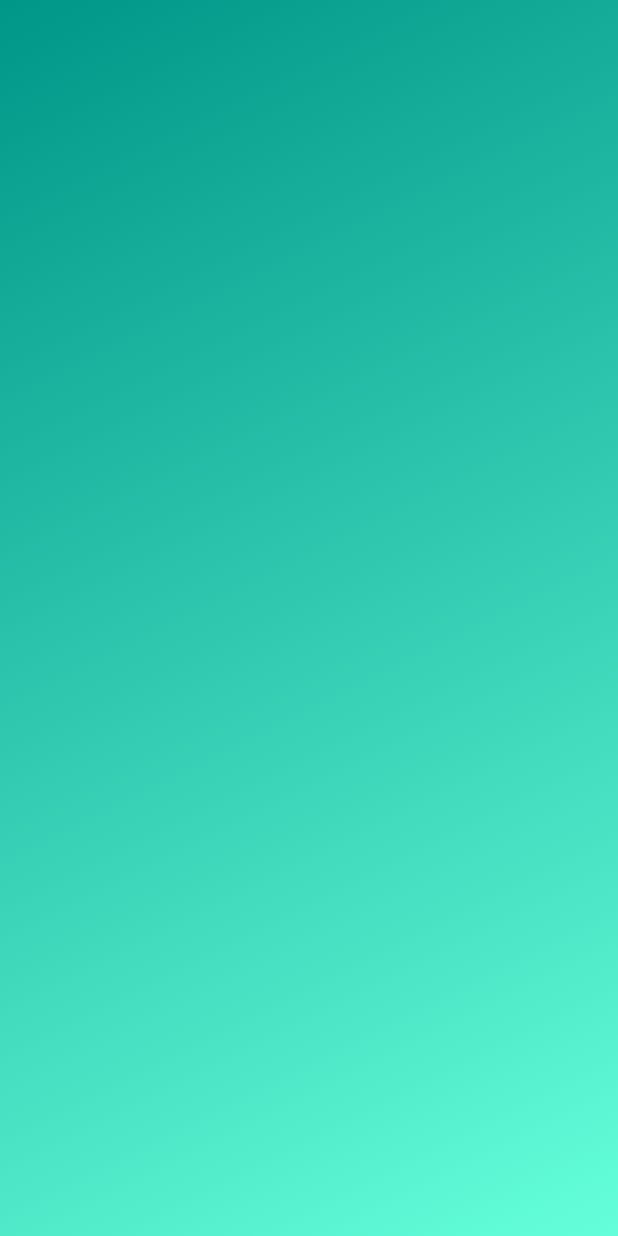
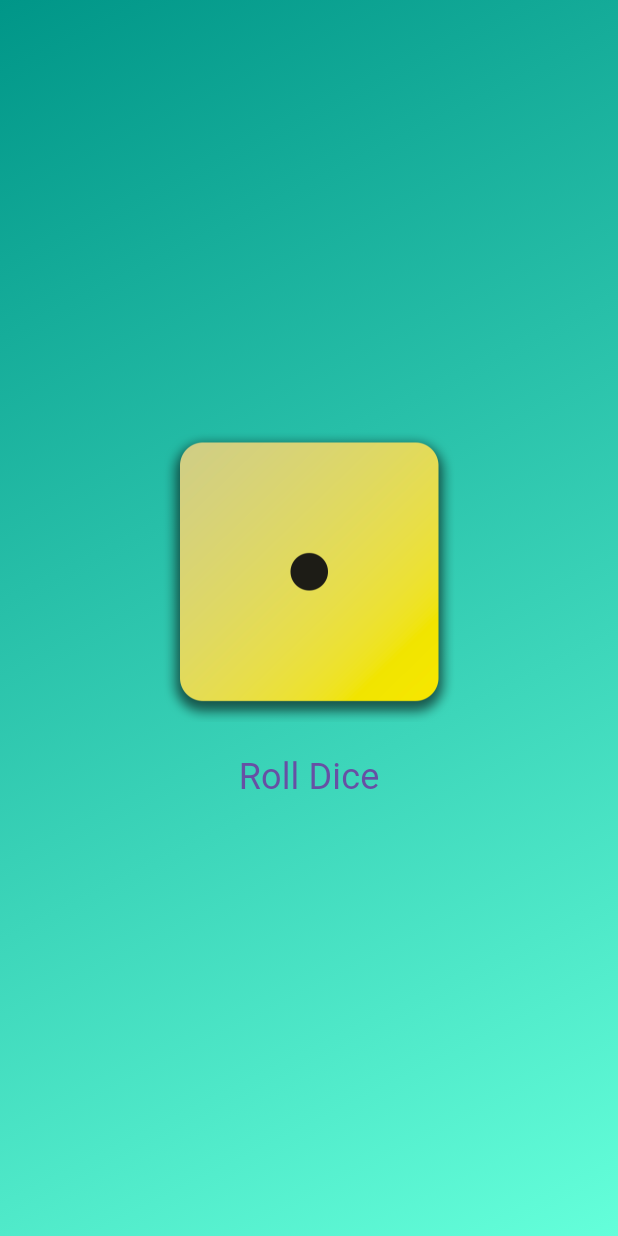
Before and after one commit to ashikmoinul/roll_dice_app, a Flutter app: the screen it shows after launch, on a phone screen of 412 x 824 dp. Run offline on Flutter 3.47's test engine with Material 3 defaults, Android fonts, the phone set to English and light mode, and no system bars; our stand-ins replace device_preview.

Commit message:
Complete the roll dice app

```diff
--- /dev/null
+++ b/lib/components/dice_roller.dart
@@ -0,0 +1,38 @@
+import 'package:flutter/material.dart';
+import 'dart:math';
+
+class DiceRoller extends StatefulWidget {
+  const DiceRoller({super.key});
+
+  @override
+  State<DiceRoller> createState() => _DiceRollerState();
+}
+
+class _DiceRollerState extends State<DiceRoller> {
+  var currentDice = 1;
+
+  // Random Number of Dice
+  void rollDice() {
+    setState(() {
+      currentDice = Random().nextInt(6) + 1;
+    });
+  }
+
+  @override
+  Widget build(BuildContext context) {
+    return Column(
+      mainAxisAlignment: MainAxisAlignment.center,
+      children: [
+        Center(child: Image.asset('images/dice-$currentDice.png', width: 200)),
+        SizedBox(height: 12),
+        TextButton(
+          onPressed: rollDice,
+          child: Text(
+            'Roll Dice',
+            style: TextStyle(fontSize: 24, fontWeight: FontWeight.w400),
+          ),
+        ),
+      ],
+    );
+  }
+}
--- /dev/null
+++ b/lib/components/gradient_container.dart
@@ -0,0 +1,26 @@
+import 'package:flutter/material.dart';
+import 'package:roll_dice_app/components/dice_roller.dart';
+
+const startAlignment = Alignment.topLeft;
+const endAlignment = Alignment.bottomRight;
+
+class GradientContainer extends StatelessWidget {
+  final Color color1;
+  final Color color2;
+
+  const GradientContainer(this.color1, this.color2, {super.key});
+
+  @override
+  Widget build(BuildContext context) {
+    return Container(
+      decoration: BoxDecoration(
+        gradient: LinearGradient(
+          begin: startAlignment,
+          end: endAlignment,
+          colors: [color1, color2],
+        ),
+      ),
+      child: DiceRoller(),
+    );
+  }
+}
--- a/lib/main.dart
+++ b/lib/main.dart
@@ -1,6 +1,7 @@
 import 'package:device_preview/device_preview.dart';
 import 'package:flutter/foundation.dart' show kReleaseMode;
 import 'package:flutter/material.dart';
+import 'package:roll_dice_app/components/gradient_container.dart';
 
 void main() {
   runApp(
@@ -18,20 +19,7 @@ class MyApp extends StatelessWidget {
   Widget build(BuildContext context) {
     return MaterialApp(
       debugShowCheckedModeBanner: false,
-      home: Scaffold(
-        body: Container(
-          decoration: BoxDecoration(
-            gradient: LinearGradient(
-              begin: Alignment.topLeft,
-              end: Alignment.bottomRight,
-              colors: [
-                Colors.teal,
-                Colors.tealAccent,
-              ],
-            ),
-          ),
-        ),
-      ),
+      home: Scaffold(body: GradientContainer(Colors.teal, Colors.tealAccent),),
     );
   }
 }
```
